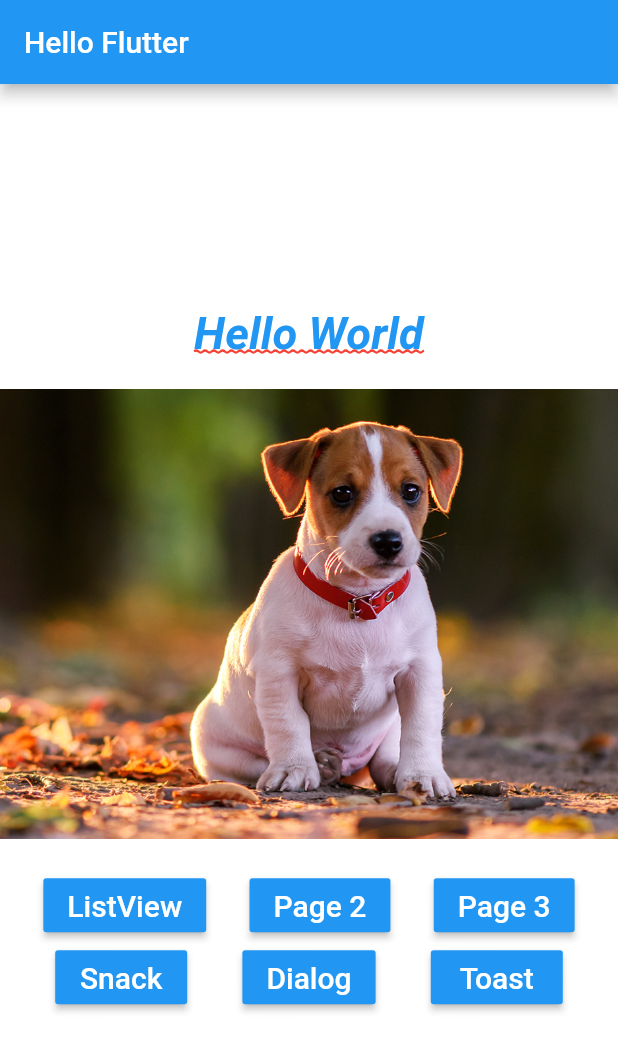
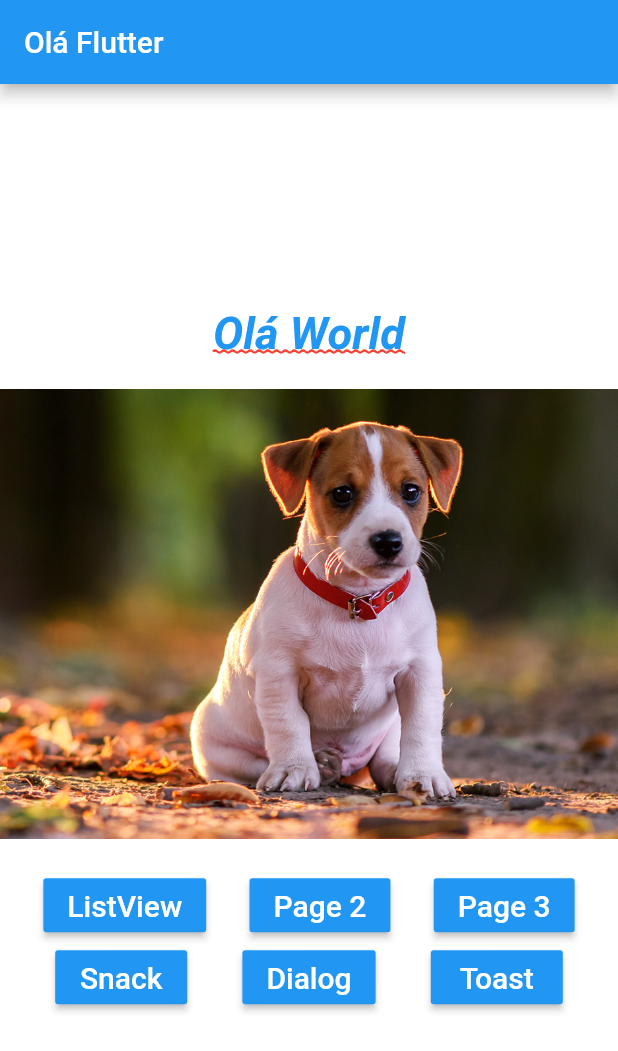
Before and after one commit to wagnerluzdevops/flutter_estudo, a Flutter app: the screen it shows after launch, on a phone screen of 412 x 824 dp. Shown: the top 1051 px of the screen. Run offline on Flutter 3.47's test engine with Material 2 defaults, Android fonts, the phone set to English and light mode, and no system bars; our stand-ins replace fluttertoast.

Commit message:
52 - Dica de COdigo

```diff
--- a/flutter_hello/lib/home_page.dart
+++ b/flutter_hello/lib/home_page.dart
@@ -1,7 +1,8 @@
 import 'package:flutter/material.dart';
-import 'package:flutter_hello/pages/hello_page1.dart';
+import 'package:flutter_hello/pages/hello_listview.dart';
 import 'package:flutter_hello/pages/hello_page2.dart';
 import 'package:flutter_hello/pages/hello_page3.dart';
+import 'package:flutter_hello/utils/nav.dart';
 import 'package:flutter_hello/widgets/blue_button.dart';
 
 class HomePage extends StatelessWidget {
@@ -9,7 +10,7 @@ class HomePage extends StatelessWidget {
   Widget build(BuildContext context) {
     return Scaffold(
       appBar: AppBar(
-        title: Text("Hello Flutter"),
+        title: Text("Olá Flutter"),
       ),
       body: _body(context),
     );
@@ -51,17 +52,17 @@ class HomePage extends StatelessWidget {
         Row(
           mainAxisAlignment: MainAxisAlignment.spaceEvenly,
           children: <Widget>[
-            BlueButton("ListView",onPressed: () => _onClickNavigator(context, HelloPage1())),
+            BlueButton("ListView",onPressed: () => _onClickNavigator(context, HelloListView())),
             BlueButton("Page 2", onPressed:() => _onClickNavigator(context, HelloPage2())),
-            BlueButton("Page 3",onPressed: () => _onClickNavigator(context, HelloPage3())),
+            BlueButton("Page 3", onPressed:() => _onClickNavigator(context, HelloPage3())),
           ],
         ),
         Row(
           mainAxisAlignment: MainAxisAlignment.spaceEvenly,
           children: <Widget>[
             BlueButton("Snack",onPressed: _onClickSnack),
-            BlueButton("Dialog", onPressed:_onClickDialog),
-            BlueButton("Toast", onPressed:_onClickToast)
+            BlueButton("Dialog",onPressed: _onClickDialog),
+            BlueButton("Toast",onPressed: _onClickToast)
           ],
         )
       ],
@@ -69,19 +70,15 @@ class HomePage extends StatelessWidget {
   }
 
   void _onClickNavigator(BuildContext context, Widget page) async {
-    String s = await Navigator.push(context, MaterialPageRoute(builder: (BuildContext context) {
-      return page;
-    }));
+
+    String s = await push(context, page);
 
     print(">> $s");
   }
-
   _onClickSnack() {
   }
-
   _onClickDialog() {
   }
-
   _onClickToast() {
   }
 
@@ -94,7 +91,7 @@ class HomePage extends StatelessWidget {
 
   _text() {
     return Text(
-      "Hello World",
+      "Olá World",
       style: TextStyle(
           color: Colors.blue,
           fontSize: 30,
```
